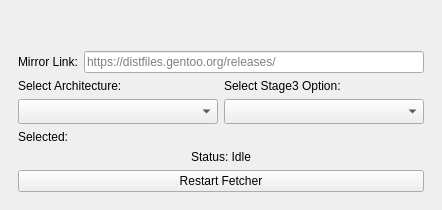
TableFlipper9/calamares, file src/modules/stagechoose/StageChoosePage.ui: the form before one commit.
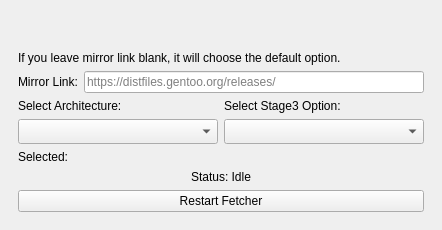
The form after the commit.

Commit message: Label for dummies

```diff
--- a/src/modules/stagechoose/StageChoosePage.ui
+++ b/src/modules/stagechoose/StageChoosePage.ui
@@ -36,6 +36,17 @@
 
      <item>
       <layout class="QVBoxLayout" name="verticalLayout">
+        <item>
+         <widget class="QLabel" name="mirrorInfoLabel">
+          <property name="text">
+            <string>If you leave mirror link blank, it will choose the default option.</string>
+          </property>
+            <property name="wordWrap">
+            <bool>true</bool>
+          </property>
+         </widget>
+        </item>
+        
        <item>
         <layout class="QHBoxLayout" name="mirrorLayout">
          <item>
```
